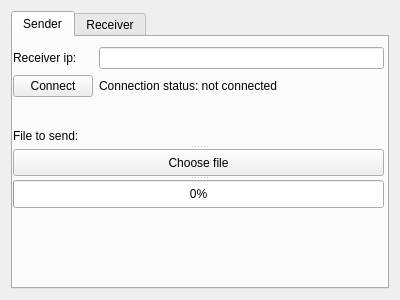
First picture: the form in resources/uiforms/form.ui, repository stryku/icyus, before the edit.
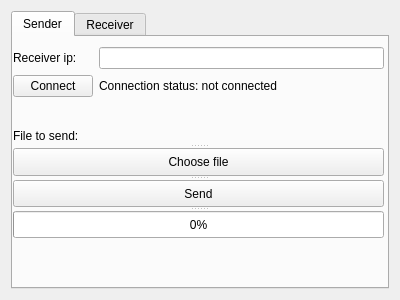
Second picture: the form after the edit.

What changed in the file:
```diff
--- a/resources/uiforms/form.ui
+++ b/resources/uiforms/form.ui
@@ -65,7 +65,7 @@
          <x>0</x>
          <y>90</y>
          <width>371</width>
-         <height>81</height>
+         <height>111</height>
         </rect>
        </property>
        <property name="orientation">
@@ -81,6 +81,11 @@
          <string>Choose file</string>
         </property>
        </widget>
+       <widget class="QPushButton" name="pushButtonSend">
+        <property name="text">
+         <string>Send</string>
+        </property>
+       </widget>
        <widget class="QProgressBar" name="progressBarSender">
         <property name="value">
          <number>0</number>
```
